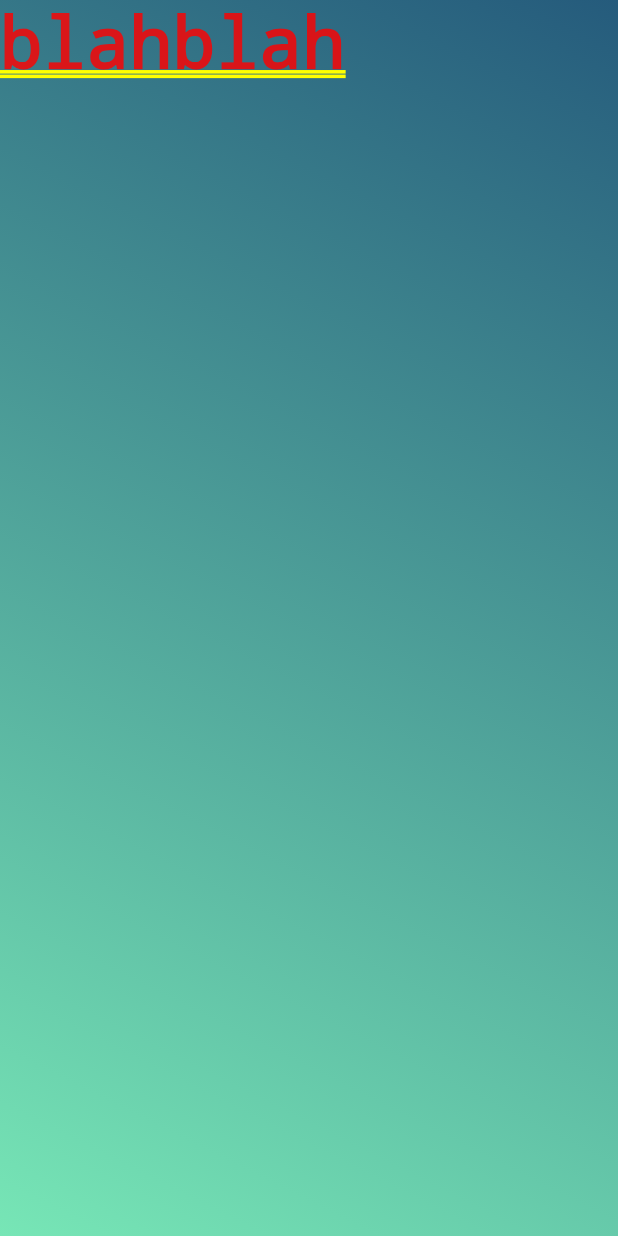
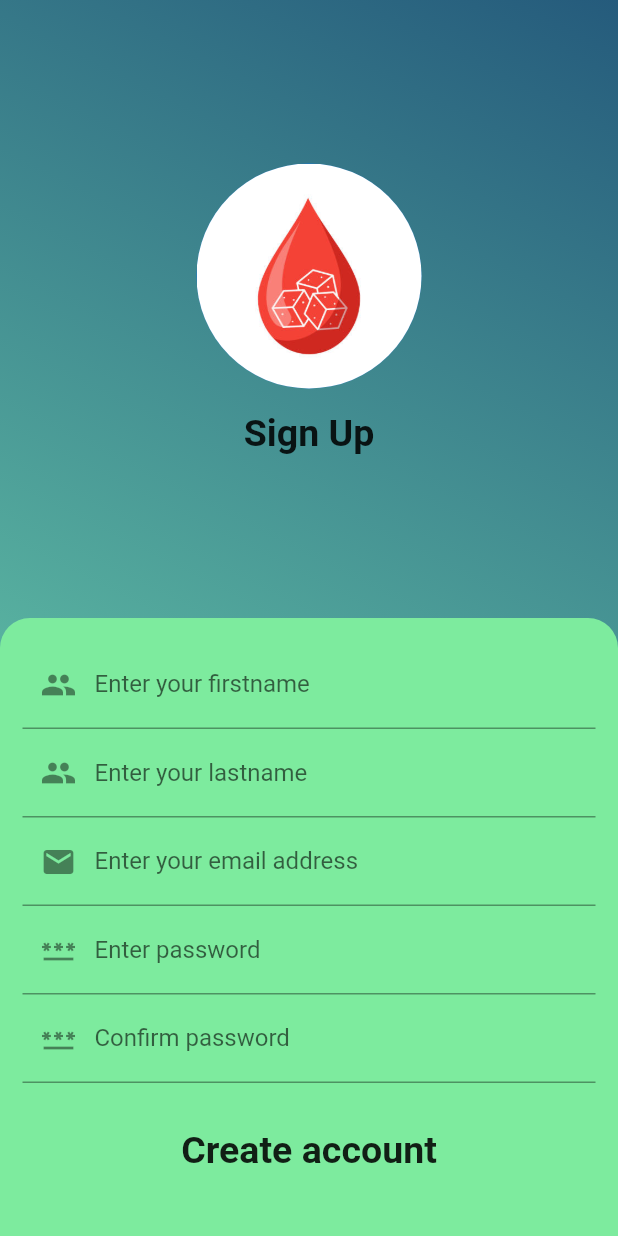
Before and after one commit to Andreeamcr/sugarbetes, a Flutter app: the screen it shows after launch, after a tap on "Sign up", on a phone screen of 412 x 824 dp. Run offline on Flutter 3.47's test engine with Material 2 defaults, Android fonts, the phone set to English and light mode, and no system bars; Roboto replaces fonts that are missing (MontserratAlternates); project files that could hold a hidden picture were left out.

Commit message:
sign up screen design done

```diff
--- a/Project/lib/background_design.dart
+++ b/Project/lib/background_design.dart
@@ -1,5 +1,5 @@
 import 'package:flutter/material.dart';
-import 'constants.dart';
+import 'utils/constants.dart';
 
 class BackgroundColorWidget extends StatelessWidget {
   static final BackgroundColorWidget _singleton =
--- /dev/null
+++ b/Project/lib/components/bottom_button.dart
@@ -0,0 +1,31 @@
+import 'package:flutter/material.dart';
+import 'package:sugarbetes/utils/constants.dart';
+
+class BottomButton extends StatelessWidget {
+  BottomButton({required this.label, required this.onPress});
+
+  final Function onPress;
+  final String label;
+  @override
+  Widget build(BuildContext context) {
+    return GestureDetector(
+      child: Container(
+        margin: EdgeInsets.only(top: 5.0),
+        width: double.infinity,
+        height: 80,
+        child: Column(
+          mainAxisAlignment: MainAxisAlignment.center,
+          children: [
+            Center(
+              child: Text(
+                label,
+                style: kWelcomeText,
+              ),
+            ),
+          ],
+        ),
+      ),
+      onTap: onPress(),
+    );
+  }
+}
--- /dev/null
+++ b/Project/lib/components/custom_circle_avatar.dart
@@ -0,0 +1,24 @@
+import 'package:flutter/material.dart';
+import 'package:sugarbetes/components/custom_clipper.dart';
+
+class MyCircleAvatar extends StatelessWidget {
+  const MyCircleAvatar({
+    Key? key,
+  }) : super(key: key);
+
+  @override
+  Widget build(BuildContext context) {
+    return CircleAvatar(
+      child: ClipOval(
+        clipper: MyClipper(),
+        child: Image.asset(
+          'assets/images/BloodSugar.jpg',
+          height: 150,
+          width: 150,
+          fit: BoxFit.cover,
+        ),
+      ),
+      radius: 75,
+    );
+  }
+}
--- /dev/null
+++ b/Project/lib/components/form_field.dart
@@ -0,0 +1,29 @@
+import 'package:flutter/material.dart';
+
+class MyFormField extends StatelessWidget {
+  MyFormField(
+      {required this.inputLabel,
+      required this.icon,
+      required this.obscure,
+      required this.suggestions});
+
+  final String inputLabel;
+  final Icon icon;
+  final bool obscure;
+  final bool suggestions;
+  @override
+  Widget build(BuildContext context) {
+    return Padding(
+      padding: EdgeInsets.symmetric(horizontal: 15.0),
+      child: TextFormField(
+        decoration: InputDecoration(
+          border: UnderlineInputBorder(),
+          labelText: inputLabel,
+          prefixIcon: icon,
+        ),
+        obscureText: obscure,
+        enableSuggestions: suggestions,
+      ),
+    );
+  }
+}
--- a/Project/lib/components/reusable_button_welcome.dart
+++ b/Project/lib/components/reusable_button_welcome.dart
@@ -2,7 +2,7 @@
 
 import 'package:flutter/cupertino.dart';
 import 'package:flutter/material.dart';
-import 'package:sugarbetes/constants.dart';
+import 'package:sugarbetes/utils/constants.dart';
 
 class ReusableWelcomeButton extends StatelessWidget {
   ReusableWelcomeButton(
--- a/Project/lib/main.dart
+++ b/Project/lib/main.dart
@@ -1,4 +1,5 @@
 import 'package:flutter/material.dart';
+import 'package:sugarbetes/screens/sign_in_page.dart';
 import 'package:sugarbetes/screens/sign_up_page.dart';
 import 'screens/welcome_page.dart';
 
@@ -18,6 +19,7 @@ class MyApp extends StatelessWidget {
       routes: {
         '/welcome': (context) => WelcomePage(),
         '/signUp': (context) => SignUpPage(),
+        '/signIn': (context) => SignInPage(),
       },
       // home: WelcomePage(),
     );
--- a/Project/lib/screens/sign_in_page.dart
+++ b/Project/lib/screens/sign_in_page.dart
@@ -1,4 +1,7 @@
 import 'package:flutter/material.dart';
+import 'package:sugarbetes/components/custom_circle_avatar.dart';
+import 'package:sugarbetes/utils/constants.dart';
+import 'package:sugarbetes/background_design.dart';
 
 class SignInPage extends StatefulWidget {
   @override
@@ -8,6 +11,44 @@ class SignInPage extends StatefulWidget {
 class _SignInPageState extends State<SignInPage> {
   @override
   Widget build(BuildContext context) {
-    return Container();
+    return Stack(
+      children: [
+        BackgroundColorWidget(),
+        Scaffold(
+          extendBodyBehindAppBar: true,
+          backgroundColor: Colors.transparent,
+          body: Column(
+            children: [
+              Expanded(
+                child: Column(
+                  mainAxisAlignment: MainAxisAlignment.center,
+                  children: [
+                    MyCircleAvatar(),
+                    SizedBox(
+                      height: 15,
+                    ),
+                    Text(
+                      'Sign In',
+                      style: kWelcomeText,
+                    ),
+                  ],
+                ),
+                flex: 1,
+              ),
+              Expanded(
+                child: Container(
+                  decoration: BoxDecoration(
+                      borderRadius: BorderRadius.only(
+                          topLeft: Radius.circular(20.0),
+                          topRight: Radius.circular(20.0)),
+                      color: kBottomCardColor),
+                ),
+                flex: 1,
+              ),
+            ],
+          ),
+        ),
+      ],
+    );
   }
 }
--- a/Project/lib/screens/sign_up_page.dart
+++ b/Project/lib/screens/sign_up_page.dart
@@ -1,5 +1,11 @@
+import 'package:flutter/cupertino.dart';
 import 'package:flutter/material.dart';
+import 'package:flutter/widgets.dart';
+import 'package:sugarbetes/utils/constants.dart';
 import '../background_design.dart';
+import 'package:sugarbetes/components/custom_circle_avatar.dart';
+import 'package:sugarbetes/components/form_field.dart';
+import 'package:sugarbetes/components/bottom_button.dart';
 
 class SignUpPage extends StatefulWidget {
   @override
@@ -11,13 +17,87 @@ class _SignUpPageState extends State<SignUpPage> {
   Widget build(BuildContext context) {
     return Stack(children: [
       BackgroundColorWidget(),
-      Container(
-        child: Text('blahblah'),
-      )
-      // Container(
-      //   color: Colors.transparent,
-      //   child: Center(child: Text('page2')),
-      // ),
+      Scaffold(
+        extendBodyBehindAppBar: true,
+        backgroundColor: Colors.transparent,
+        body: Column(
+          children: [
+            Expanded(
+              child: Column(
+                mainAxisAlignment: MainAxisAlignment.center,
+                children: [
+                  MyCircleAvatar(),
+                  SizedBox(
+                    height: 15,
+                  ),
+                  Text(
+                    'Sign Up',
+                    style: kWelcomeText,
+                  ),
+                ],
+              ),
+              flex: 1,
+            ),
+            Expanded(
+              child: Container(
+                decoration: BoxDecoration(
+                  borderRadius: BorderRadius.only(
+                      topLeft: Radius.circular(20.0),
+                      topRight: Radius.circular(20.0)),
+                  color: kBottomCardColor,
+                ),
+                child: SingleChildScrollView(
+                  child: Column(
+                    crossAxisAlignment: CrossAxisAlignment.stretch,
+                    children: [
+                      SizedBox(
+                        height: 15,
+                      ),
+                      MyFormField(
+                        inputLabel: 'Enter your firstname',
+                        icon: Icon(Icons.people),
+                        obscure: false,
+                        suggestions: true,
+                      ),
+                      MyFormField(
+                        inputLabel: 'Enter your lastname',
+                        icon: Icon(Icons.people),
+                        obscure: false,
+                        suggestions: true,
+                      ),
+                      MyFormField(
+                        inputLabel: 'Enter your email address',
+                        icon: Icon(Icons.email),
+                        obscure: false,
+                        suggestions: true,
+                      ),
+                      MyFormField(
+                        inputLabel: 'Enter password',
+                        icon: Icon(Icons.password),
+                        obscure: true,
+                        suggestions: false,
+                      ),
+                      MyFormField(
+                        inputLabel: 'Confirm password',
+                        icon: Icon(Icons.password),
+                        obscure: true,
+                        suggestions: false,
+                      ),
+                      BottomButton(
+                        label: 'Create account',
+                        onPress: () {
+                          print('Hello!');
+                        },
+                      ),
+                    ],
+                  ),
+                ),
+              ),
+              flex: 1,
+            ),
+          ],
+        ),
+      ),
     ]);
   }
 }
--- a/Project/lib/screens/welcome_page.dart
+++ b/Project/lib/screens/welcome_page.dart
@@ -1,9 +1,9 @@
 import 'package:flutter/cupertino.dart';
 import 'package:flutter/material.dart';
 import 'package:flutter/rendering.dart';
+import 'package:sugarbetes/components/custom_circle_avatar.dart';
 import '../background_design.dart';
-import 'package:sugarbetes/constants.dart';
-import 'package:sugarbetes/components/custom_clipper.dart';
+import 'package:sugarbetes/utils/constants.dart';
 import 'package:sugarbetes/components/reusable_button_welcome.dart';
 
 class WelcomePage extends StatefulWidget {
@@ -38,18 +38,7 @@ class _WelcomePageState extends State<WelcomePage> {
               ),
               Expanded(
                 flex: 2,
-                child: CircleAvatar(
-                  child: ClipOval(
-                    clipper: MyClipper(),
-                    child: Image.asset(
-                      'assets/images/BloodSugar.jpg',
-                      height: 150,
-                      width: 150,
-                      fit: BoxFit.cover,
-                    ),
-                  ),
-                  radius: 75,
-                ),
+                child: MyCircleAvatar(),
               ),
               Expanded(
                 flex: 0,
@@ -79,7 +68,9 @@ class _WelcomePageState extends State<WelcomePage> {
                   child: ReusableWelcomeButton(
                     color: kGradient2,
                     onPress: () {
-                      setState(() {});
+                      setState(() {
+                        Navigator.pushNamed(context, '/signIn');
+                      });
                     },
                     buttonChild: Text(
                       'Sign in',
--- a/Project/lib/constants.dart
+++ b/Project/lib/utils/constants.dart
@@ -2,6 +2,7 @@ import 'package:flutter/material.dart';
 
 const Color kGradient1 = Color(0xFF255B7C);
 const Color kGradient2 = Color(0xFF77E6B6);
+const Color kBottomCardColor = Color(0xFF7DEB9E);
 const kWelcomeText = TextStyle(
   fontSize: 25,
   fontWeight: FontWeight.w600,
```
